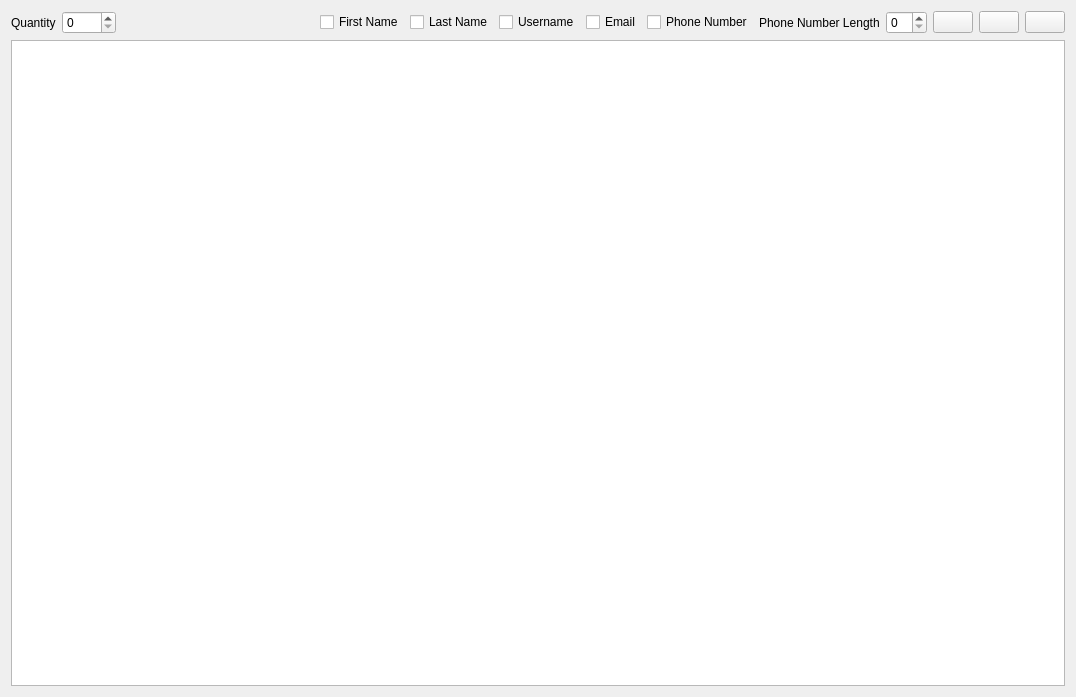
The window that src/widgets/usergeneratorwidget.ui (N1vn0vem8er/cutetoolbox) describes before a commit, drawn with Qt 5.
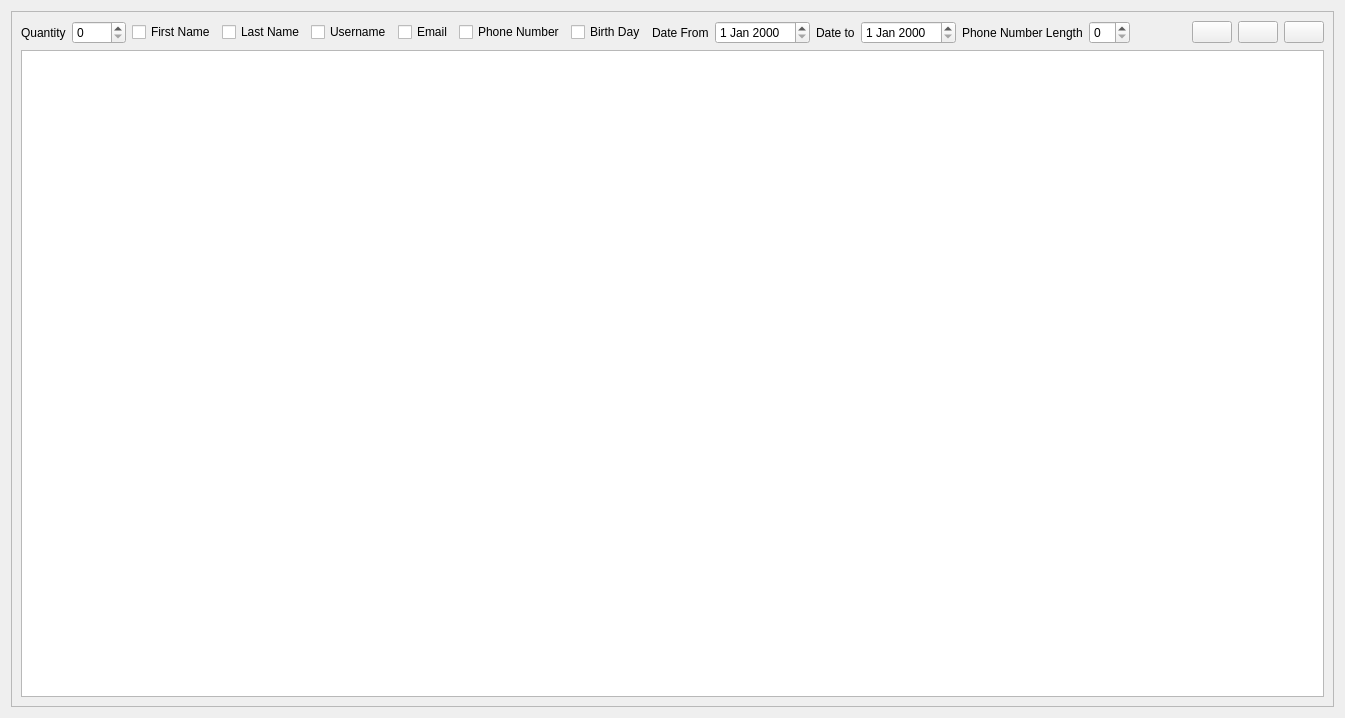
The same window after the commit. Icons and pictures are not drawn.

Commit message: Added generating birth dates

What changed in the file:
```diff
--- a/src/widgets/usergeneratorwidget.ui
+++ b/src/widgets/usergeneratorwidget.ui
@@ -6,8 +6,8 @@
    <rect>
     <x>0</x>
     <y>0</y>
-    <width>1076</width>
-    <height>697</height>
+    <width>1345</width>
+    <height>718</height>
    </rect>
   </property>
   <property name="windowTitle">
@@ -18,6 +18,21 @@
   </property>
   <layout class="QVBoxLayout" name="verticalLayout">
    <item>
+    <widget class="QScrollArea" name="scrollArea">
+     <property name="widgetResizable">
+      <bool>true</bool>
+     </property>
+     <widget class="QWidget" name="scrollAreaWidgetContents">
+      <property name="geometry">
+       <rect>
+        <x>0</x>
+        <y>0</y>
+        <width>1345</width>
+        <height>684</height>
+       </rect>
+      </property>
+      <layout class="QVBoxLayout" name="verticalLayout_2">
+       <item>
     <layout class="QHBoxLayout" name="horizontalLayout">
      <item>
       <widget class="QLabel" name="label">
@@ -36,19 +51,6 @@
        </property>
       </widget>
      </item>
-     <item>
-      <spacer name="horizontalSpacer">
-       <property name="orientation">
-        <enum>Qt::Orientation::Horizontal</enum>
-       </property>
-       <property name="sizeHint" stdset="0">
-        <size>
-         <width>40</width>
-         <height>20</height>
-        </size>
-       </property>
-      </spacer>
-     </item>
      <item>
       <widget class="QCheckBox" name="firstNameCheckBox">
        <property name="text">
@@ -85,7 +87,34 @@
       </widget>
      </item>
      <item>
-      <widget class="QLabel" name="label_2">
+          <widget class="QCheckBox" name="birthDateCheckBox">
+           <property name="text">
+            <string>Birth Day</string>
+           </property>
+          </widget>
+         </item>
+         <item>
+          <widget class="QLabel" name="dateFromLabel">
+           <property name="text">
+            <string>Date From</string>
+           </property>
+          </widget>
+         </item>
+         <item>
+          <widget class="QDateEdit" name="dateFromEdit"/>
+         </item>
+         <item>
+          <widget class="QLabel" name="dateToLabel">
+           <property name="text">
+            <string>Date to</string>
+           </property>
+          </widget>
+         </item>
+         <item>
+          <widget class="QDateEdit" name="dateToEdit"/>
+         </item>
+         <item>
+          <widget class="QLabel" name="phoneLengthLabel">
        <property name="text">
         <string>Phone Number Length</string>
        </property>
@@ -94,6 +123,19 @@
      <item>
       <widget class="QSpinBox" name="phoneLength"/>
      </item>
+         <item>
+          <spacer name="horizontalSpacer">
+           <property name="orientation">
+            <enum>Qt::Orientation::Horizontal</enum>
+           </property>
+           <property name="sizeHint" stdset="0">
+            <size>
+             <width>40</width>
+             <height>20</height>
+            </size>
+           </property>
+          </spacer>
+         </item>
      <item>
       <widget class="QPushButton" name="saveAsButton">
        <property name="toolTip">
@@ -137,6 +179,10 @@
    </item>
    <item>
     <widget class="QTableView" name="tableView"/>
+       </item>
+      </layout>
+     </widget>
+    </widget>
    </item>
   </layout>
  </widget>
```
Lines whose indentation alone changed are shown as unchanged. The commit also changes 1 other file.
